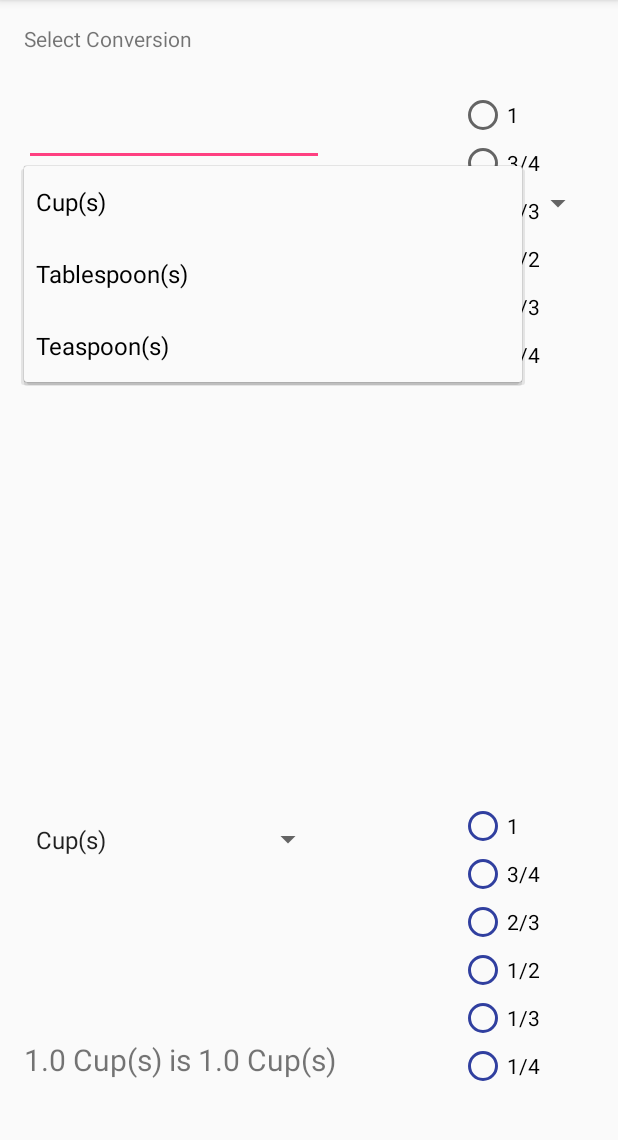
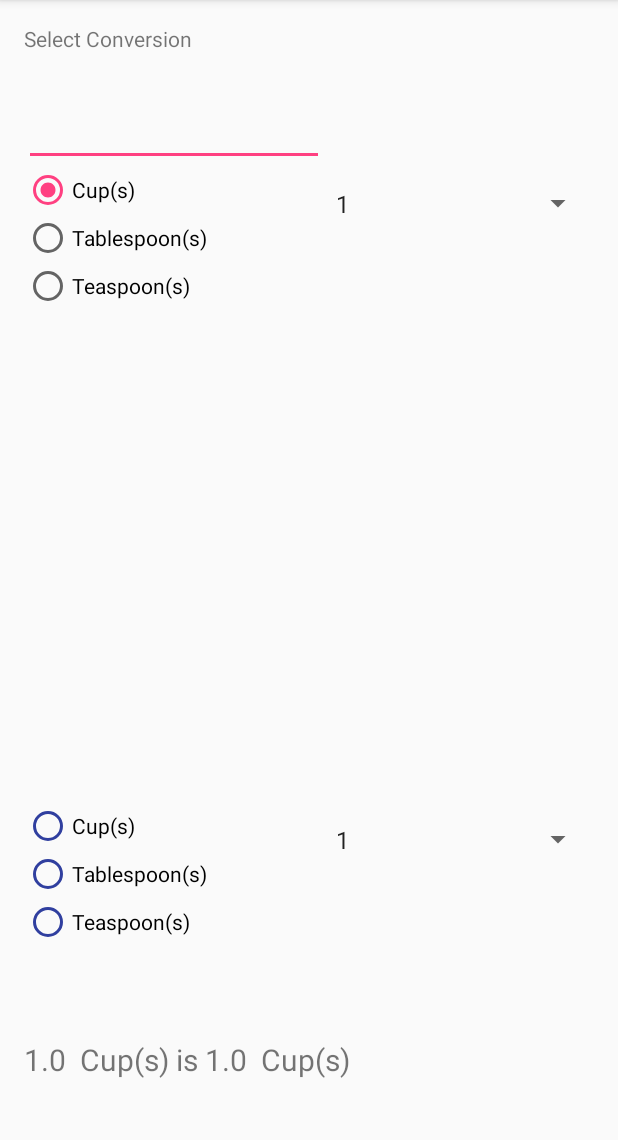
Before and after one commit to DeclanBuhrsmith/RecipeConverter, an Android app: the screen it shows after launch (MainActivity), after a tap on "Cup(s)", on a phone screen of 412 x 824 dp, the part 84-1224 px from its top. Run offline under Robolectric (Android 15) with nearby library versions, the phone set to English and light mode, and no system bars.

Commit message:
Worked on getting it closer

```diff
--- a/app/src/main/java/com/decdaddy/declan/recipeconverter/MainActivity.java
+++ b/app/src/main/java/com/decdaddy/declan/recipeconverter/MainActivity.java
@@ -24,14 +24,14 @@ public class MainActivity extends AppCompatActivity {
     TextView mText;
     String unit1 = "Cup(s)";
     String unit2 = "Cup(s)";
-    String cUnit = "Cups";
-    String cUnit2 = "Cups";
+    String cUnit = "";
+    String cUnit2 = "";
+    String name1 = "Cup(s)";
+    String name2 = "Cup(s)";
     double cRate = 1;
     double conversionRate = 1;
     double amount = 1;
     double convertedAmount = 1;
-    private RadioGroup group;
-    private RadioButton b1,b2,b3,b4,b5;
     int postion;
 
 
@@ -40,12 +40,12 @@ public class MainActivity extends AppCompatActivity {
         super.onCreate(savedInstanceState);
         setContentView(R.layout.activity_main);
 
-        Spinner spinner = (Spinner) findViewById(R.id.conversion_spinner);
+        final Spinner spinner = (Spinner) findViewById(R.id.conversion_spinner);
         ArrayAdapter<CharSequence> adapter = ArrayAdapter.createFromResource(this,R.array.conversions_array,android.R.layout.simple_spinner_item);
         adapter.setDropDownViewResource(android.R.layout.simple_spinner_dropdown_item);
         spinner.setAdapter(adapter);
 
-        Spinner spinner2 = (Spinner) findViewById(R.id.conversion_spinner2);
+        final Spinner spinner2 = (Spinner) findViewById(R.id.conversion_spinner2);
         ArrayAdapter<CharSequence> adapter2 = ArrayAdapter.createFromResource(this,R.array.conversions_array,android.R.layout.simple_spinner_item);
         adapter.setDropDownViewResource(android.R.layout.simple_spinner_dropdown_item);
         spinner2.setAdapter(adapter2);
@@ -106,8 +106,9 @@ public class MainActivity extends AppCompatActivity {
         spinner.setOnItemSelectedListener(new AdapterView.OnItemSelectedListener() {
             @Override
             public void onItemSelected(AdapterView<?> parent, View view, int position, long id) {
-                unit1 = parent.getItemAtPosition(position).toString();
-                cUnit = setConversions(position);
+                cUnit = spinner.getSelectedItem().toString();
+                if(cUnit.equalsIgnoreCase("1"))
+                    cUnit = "";
                 updateConversion();
             }
 
@@ -119,8 +120,9 @@ public class MainActivity extends AppCompatActivity {
         spinner2.setOnItemSelectedListener(new AdapterView.OnItemSelectedListener() {
             @Override
             public void onItemSelected(AdapterView<?> parent, View view, int position, long id) {
-                unit2 = parent.getItemAtPosition(position).toString();
-                cUnit2 = setConversions(position);
+                cUnit2 = spinner2.getSelectedItem().toString();
+                if(cUnit2.equalsIgnoreCase("1"))
+                    cUnit2 = "";
                 updateConversion();
             }
 
@@ -142,64 +144,47 @@ public class MainActivity extends AppCompatActivity {
             case R.id.radioButton:
                 if(checked)
                     postion = 0;
+                    name1 = "Cup(s)";
                 break;
             case R.id.radioButton2:
                 if(checked)
                     postion = 1;
+                name1 = "Tablespoon(s)";
                 break;
             case R.id.radioButton3:
                 if(checked)
                     postion = 2;
-                    break;
-            case R.id.radioButton4:
-                if(checked)
-                    postion = 3;
-                    break;
-            case R.id.radioButton5:
-                if(checked)
-                    postion = 4;
-                    break;
-            case R.id.radioButton6:
-                if(checked)
-                    postion = 5;
-                    break;
+                    name1 = "Teaspoon(s)";
+                break;
         }
+        setConversions(postion);
+        updateConversion();
     }
     public void selectTwo(View view){
         boolean checked = ((RadioButton) view).isChecked();
         switch (view.getId())
         {
-            case R.id.radioButton7:
+            case R.id.radioButton4:
                 if(checked)
-                    //TODO
+                    name2 = "Cup(s)";
                     break;
-            case R.id.radioButton8:
+            case R.id.radioButton5:
                 if(checked)
-                    //TODO
+                    name2 = "Tablespoon(s)";
                     break;
-            case R.id.radioButton9:
+            case R.id.radioButton6:
                 if(checked)
-                    //TODO
+                    name2 = "Teaspoon(s)";
                     break;
-            case R.id.radioButton10:
-                if(checked)
-                    //TODO
-                    break;
-            case R.id.radioButton11:
-                if(checked)
-                    //TODO
-                    break;
-            case R.id.radioButton12:
-                if(checked)
-                    //TODO
-                    break;
+
         }
+        updateConversion();
     }
 
     public void updateConversion(){
         conversionRate = convertAmount(cUnit,cUnit2,cRate);
         convertedAmount = amount * conversionRate;
-        mText.setText(amount + " " + unit1 + " is " + convertedAmount + " " + unit2);
+        mText.setText(amount + " " + cUnit + " " + name1 + " is " + convertedAmount + " " + cUnit2 + " " + name2);
     }
     public double convertAmount(String convertFrom, String convertTo, double rate) {
         if (convertFrom.equalsIgnoreCase("Cups")) {
@@ -235,89 +220,40 @@ public class MainActivity extends AppCompatActivity {
         switch (pos) {
             //cup to cup
             case 0:
-                cU = "Cups";
-                cRate = 1;
+                if(cUnit.equalsIgnoreCase("1")){
+                    cUnit = "";
+                    cRate = 1;
+                }
+                if(cUnit.equalsIgnoreCase("3/4th")){
+                    cUnit = "3/4th";
+                    cRate = (4.0/3.0);
+                }
+                if(cUnit.equalsIgnoreCase("2/3rd")){
+                    cUnit = "2/3rd";
+                    cRate = (3.0/2.0);
+                }
+                if(cUnit.equalsIgnoreCase("1/2th")){
+                    cUnit = "1/2th";
+                    cRate = (2.0/1.0);
+                }
+                if(cUnit.equalsIgnoreCase("1/3rd")){
+                    cUnit = "1/3rd";
+                    cRate = (3.0/1.0);
+                }
+                if(cUnit.equalsIgnoreCase("1/4th")){
+                    cUnit = "1/4th";
+                    cRate = (4.0/1.0);
+                }
+
                 break;
             //cup to 3/4cup
             case 1:
-                cU = "Cups";
                 cRate = (4.0/3.0);
                 break;
             //cup to 2/3 cup
             case 2:
-                cU = "Cups";
                 cRate = (3.0/2.0);
                 break;
-            //cup to 1/2cup
-            case 3:
-                cU = "Cups";
-                cRate = (2.0/1.0);
-                break;
-            //cup to 1/3 cup
-            case 4:
-                cU = "Cups";
-                cRate = (3.0/1.0);
-                break;
-            //cup to 1/4 cup
-            case 5:
-                cU = "Cups";
-                cRate = (4.0/1.0);
-                break;
-
-            //TableSpoons
-            //tablespoon to tablespoon
-            case 6:
-                cU = "TableSpoons";
-                cRate = 1;
-                break;
-            //tablespoon to 3/4tablespoon
-            case 7:
-                cU = "TableSpoons";
-                cRate = (4.0/3.0);
-                break;
-            //tablespoon to 2/3 tablespoon
-            case 8:
-                cU = "TableSpoons";
-                cRate = (3.0/2.0);
-                break;
-            //tablespoon to 1/2tablespoon
-            case 9:
-                cU = "TableSpoons";
-                cRate = (2.0/1.0);
-                break;
-            //tablespoon to 1/4tablespoon
-            case 10:
-                cU = "TableSpoons";
-                cRate = (4.0/1.0);
-                break;
-            //Teaspoons!
-            //teaspoon to teaspoon
-            case 11:
-                cU = "Teaspoons";
-                cRate = 1;
-                break;
-            //teaspoon to 3/4teaspoon
-            case 12:
-                cU = "Teaspoons";
-                cRate = (4.0/3.0);
-                break;
-            //teaspoon to 2/3 teaspoon
-            case 13:
-                cU = "Teaspoons";
-                cRate = (3.0/2.0);
-                break;
-            //teaspoon to 1/2teaspoon
-            case 14:
-                cU = "Teaspoons";
-                cRate = (2.0/1.0);
-                break;
-            //teaspoon to 1/4teaspoon
-            case 15:
-                cU = "Teaspoons";
-                cRate = (4.0/1.0);
-                break;
-
-
         }
         return  cU;
     }
--- a/app/src/main/res/layout/activity_main.xml
+++ b/app/src/main/res/layout/activity_main.xml
@@ -44,8 +44,8 @@
         android:layout_height="50dp"
 
         android:layout_below="@+id/editText"
-        android:layout_alignParentLeft="true"
-        android:layout_alignParentStart="true" />
+        android:layout_toRightOf="@+id/editText"
+        android:layout_toEndOf="@+id/editText" />
 
     <Spinner
         android:id="@+id/conversion_spinner2"
@@ -54,21 +54,27 @@
 
         android:layout_marginBottom="108dp"
         android:layout_above="@+id/convertedNum"
-        android:layout_alignParentLeft="true"
-        android:layout_alignParentStart="true" />
+        android:layout_alignParentRight="true"
+        android:layout_alignParentEnd="true"
+        android:layout_toEndOf="@+id/convertedNum"
+        android:layout_alignLeft="@+id/conversion_spinner"
+        android:layout_alignStart="@+id/conversion_spinner" />
 
     <RadioGroup
         android:layout_width="90dp"
         android:layout_height="fill_parent"
         android:id="@+id/radioGroup"
-        android:layout_alignTop="@+id/editText"
-        android:layout_alignParentRight="true"
-        android:layout_alignParentEnd="true">
+        android:layout_alignParentLeft="true"
+        android:layout_alignParentStart="true"
+        android:layout_alignTop="@+id/conversion_spinner"
+        android:layout_above="@+id/conversion_spinner2"
+        android:layout_toLeftOf="@+id/conversion_spinner2"
+        android:layout_toStartOf="@+id/conversion_spinner2">
 
         <RadioButton
             android:layout_width="wrap_content"
             android:layout_height="wrap_content"
-            android:text="1"
+            android:text="Cup(s)"
             android:onClick="selectOne"
             android:id="@+id/radioButton"
             android:longClickable="false" />
@@ -76,96 +82,54 @@
         <RadioButton
             android:layout_width="wrap_content"
             android:layout_height="wrap_content"
-            android:text="3/4"
+            android:text="Tablespoon(s)"
             android:onClick="selectOne"
             android:id="@+id/radioButton2" />
 
         <RadioButton
             android:layout_width="wrap_content"
             android:layout_height="wrap_content"
-            android:text="2/3"
+            android:text="Teaspoon(s)"
             android:onClick="selectOne"
             android:id="@+id/radioButton3" />
-
-        <RadioButton
-            android:layout_width="wrap_content"
-            android:layout_height="wrap_content"
-            android:text="1/2"
-            android:onClick="selectOne"
-            android:id="@+id/radioButton4" />
-
-        <RadioButton
-            android:layout_width="wrap_content"
-            android:layout_height="wrap_content"
-            android:text="1/3"
-            android:onClick="selectOne"
-            android:id="@+id/radioButton5" />
-
-        <RadioButton
-            android:layout_width="wrap_content"
-            android:layout_height="wrap_content"
-            android:text="1/4"
-            android:onClick="selectOne"
-            android:id="@+id/radioButton6" />
     </RadioGroup>
 
     <RadioGroup
         android:layout_width="match_parent"
         android:layout_height="match_parent"
-        android:layout_alignParentRight="true"
-        android:layout_alignParentEnd="true"
         android:id="@+id/radioGroup2"
         android:layout_alignLeft="@+id/radioGroup"
         android:layout_alignStart="@+id/radioGroup"
-        android:layout_alignTop="@+id/conversion_spinner2">
+        android:layout_alignTop="@+id/conversion_spinner2"
+        android:layout_toStartOf="@+id/conversion_spinner2"
+        android:layout_above="@+id/convertedNum"
+        android:layout_toLeftOf="@+id/conversion_spinner2">
 
         <RadioButton
             android:layout_width="wrap_content"
             android:layout_height="wrap_content"
-            android:text="1"
+            android:text="Cup(s)"
             android:onClick="selectTwo"
-            android:id="@+id/radioButton7"
+            android:id="@+id/radioButton4"
             android:buttonTint="@color/colorPrimaryDark"/>/>
 
         <RadioButton
             android:layout_width="wrap_content"
             android:layout_height="wrap_content"
-            android:text="3/4"
+            android:text="Tablespoon(s)"
             android:onClick="selectTwo"
-            android:id="@+id/radioButton8"
+            android:id="@+id/radioButton5"
             android:buttonTint="@color/colorPrimaryDark"/>
 
         <RadioButton
             android:layout_width="wrap_content"
             android:layout_height="wrap_content"
-            android:text="2/3"
+            android:text="Teaspoon(s)"
             android:onClick="selectTwo"
-            android:id="@+id/radioButton9"
+            android:id="@+id/radioButton6"
             android:buttonTint="@color/colorPrimaryDark"/>
 
-        <RadioButton
-            android:layout_width="wrap_content"
-            android:layout_height="wrap_content"
-            android:text="1/2"
-            android:onClick="selectTwo"
-            android:id="@+id/radioButton10"
-            android:buttonTint="@color/colorPrimaryDark"/>
 
-        <RadioButton
-            android:layout_width="wrap_content"
-            android:layout_height="wrap_content"
-            android:text="1/3"
-            android:onClick="selectTwo"
-            android:id="@+id/radioButton11"
-            android:buttonTint="@color/colorPrimaryDark"/>
-
-        <RadioButton
-            android:layout_width="wrap_content"
-            android:layout_height="wrap_content"
-            android:text="1/4"
-            android:onClick="selectTwo"
-            android:id="@+id/radioButton12"
-            android:buttonTint="@color/colorPrimaryDark"/>
     </RadioGroup>
 
 
```
Also changed, not shown: app/src/main/res/values/strings.xml (+6 -3 lines).
